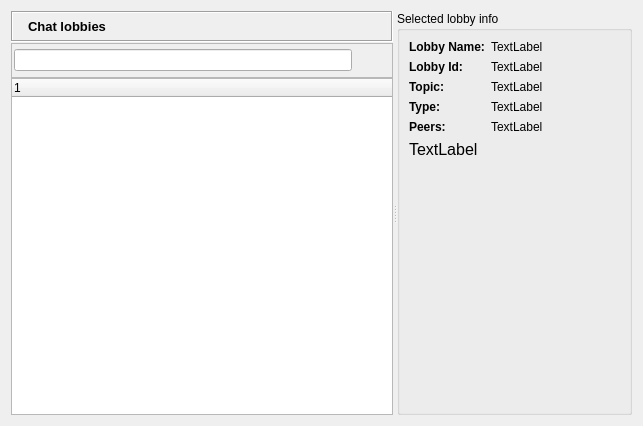
First picture: the form in retroshare-gui/src/gui/ChatLobbyWidget.ui, repository RetroShare/RetroShare, before the edit.
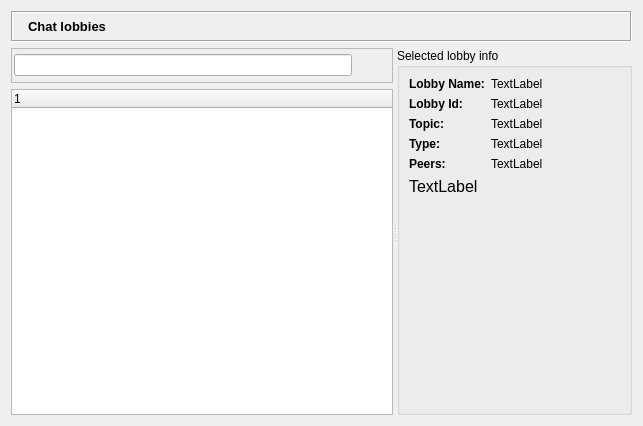
Second picture: the form after the edit. Icons and pictures are not drawn. Custom widgets are drawn as their Qt base class.

Commit message: fixed up layout in chat lobbies - made it consistent with the other tabs

The edit to the form file:
```diff
--- a/retroshare-gui/src/gui/ChatLobbyWidget.ui
+++ b/retroshare-gui/src/gui/ChatLobbyWidget.ui
@@ -10,17 +10,7 @@
     <height>426</height>
    </rect>
   </property>
-  <layout class="QGridLayout" name="gridLayout_5">
-   <item row="0" column="0">
-    <widget class="QSplitter" name="splitter">
-     <property name="orientation">
-      <enum>Qt::Horizontal</enum>
-     </property>
-     <widget class="QWidget" name="layoutWidget">
-      <layout class="QVBoxLayout" name="verticalLayout_3">
-       <property name="spacing">
-        <number>1</number>
-       </property>
+  <layout class="QVBoxLayout" name="verticalLayout_5">
        <item>
         <widget class="QFrame" name="titleBarFrame">
          <property name="sizePolicy">
@@ -100,11 +90,13 @@
         </widget>
        </item>
        <item>
-        <layout class="QGridLayout" name="gridLayout_2">
-         <property name="spacing">
-          <number>0</number>
-         </property>
-         <item row="0" column="0">
+    <widget class="QSplitter" name="splitter">
+     <property name="orientation">
+      <enum>Qt::Horizontal</enum>
+     </property>
+     <widget class="QWidget" name="">
+      <layout class="QVBoxLayout" name="verticalLayout_3">
+       <item>
           <widget class="QFrame" name="toolBarFrame">
            <property name="styleSheet">
             <string notr="true"/>
@@ -167,7 +159,7 @@
            </layout>
           </widget>
          </item>
-         <item row="1" column="0">
+       <item>
           <widget class="QTreeWidget" name="lobbyTreeWidget">
            <property name="font">
             <font>
@@ -188,8 +180,6 @@
           </widget>
          </item>
         </layout>
-       </item>
-      </layout>
      </widget>
      <widget class="QStackedWidget" name="stackedWidget">
       <property name="sizePolicy">
@@ -217,14 +207,10 @@
           <property name="title">
            <string>Selected lobby info</string>
           </property>
-          <layout class="QGridLayout" name="gridLayout_3">
-           <property name="leftMargin">
-            <number>9</number>
-           </property>
-           <property name="topMargin">
-            <number>9</number>
-           </property>
-           <item row="0" column="0">
+          <layout class="QVBoxLayout" name="verticalLayout_4">
+           <item>
+            <layout class="QHBoxLayout" name="horizontalLayout_2">
+             <item>
             <layout class="QVBoxLayout" name="verticalLayout">
              <item>
               <widget class="QLabel" name="label">
@@ -293,7 +279,7 @@
              </item>
             </layout>
            </item>
-           <item row="0" column="1">
+             <item>
             <layout class="QVBoxLayout" name="verticalLayout_2">
              <item>
               <widget class="QLabel" name="lobbyname_lineEdit">
@@ -365,7 +351,9 @@
              </item>
             </layout>
            </item>
-           <item row="1" column="0" colspan="2">
+            </layout>
+           </item>
+           <item>
             <widget class="QLabel" name="lobbyinfo_label">
              <property name="font">
               <font>
@@ -381,7 +369,7 @@
              </property>
             </widget>
            </item>
-           <item row="2" column="1">
+           <item>
             <spacer name="verticalSpacer">
              <property name="orientation">
               <enum>Qt::Vertical</enum>
```
Lines whose indentation alone changed are shown as unchanged.
